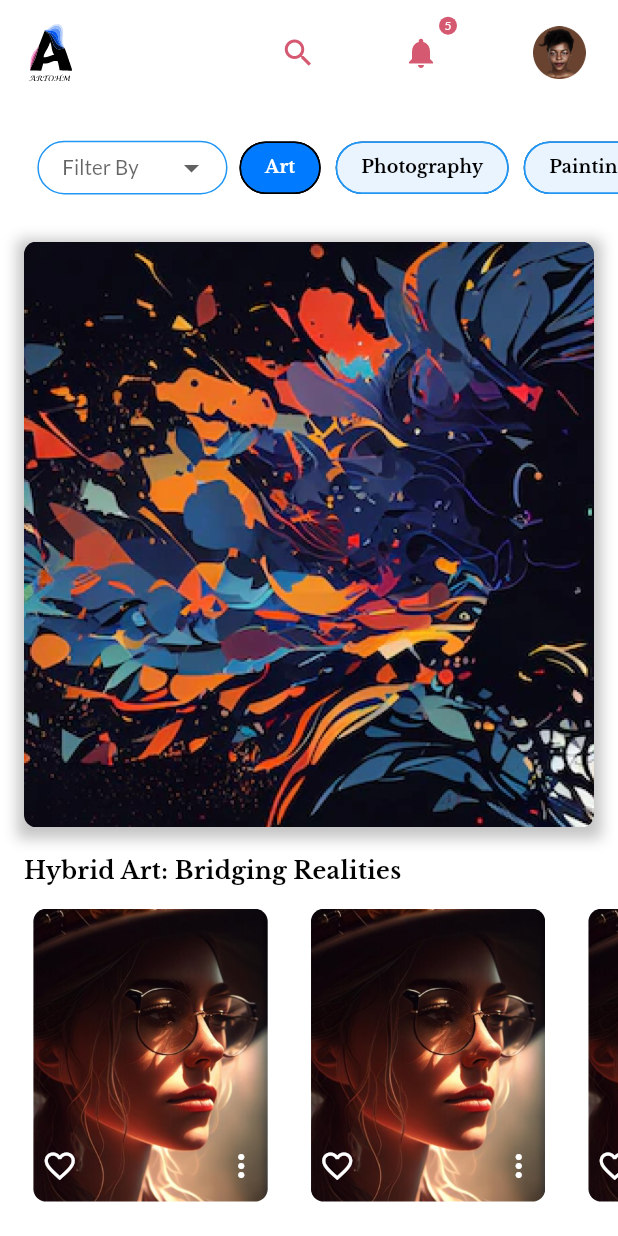
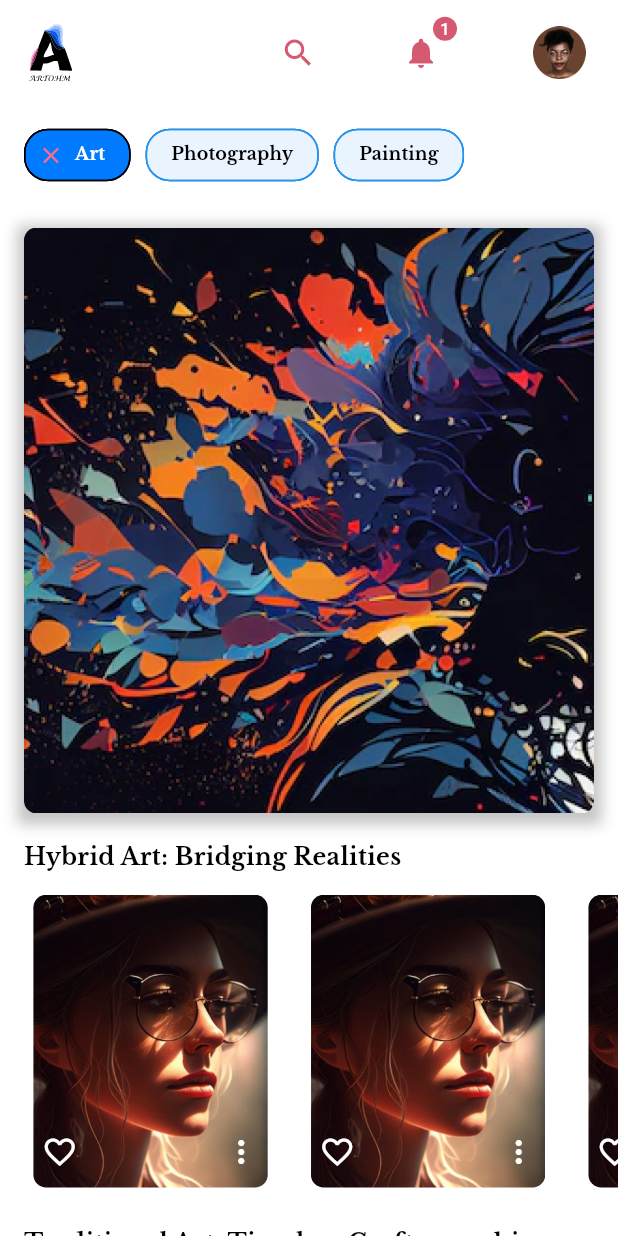
Before and after one commit to Fredrick-Karuri/Artohm, a Flutter app: the HomePage screen opened by its route, after a tap on "Art", on a phone screen of 412 x 824 dp. Run offline on Flutter 3.47's test engine with Material 3 defaults, Android fonts, the phone set to English and light mode, and no system bars; our stand-ins replace cached_network_image, connectivity_plus, flutter_dotenv, flutter_secure_storage, flutter_svg, get and 6 more; missing offline and left inert: flutter_email_sender, flutter_login_facebook; accounts and stored records are empty.

Commit message:
added filtering in home page, added a badge in notifications and added clear functionality in search

```diff
--- a/lib/presentation/art_community_screen/art_community_screen.dart
+++ b/lib/presentation/art_community_screen/art_community_screen.dart
@@ -16,10 +16,8 @@ class ArtCommunityScreen extends GetWidget<ArtCommunityController> {
   // removed keyword const
   ArtCommunityScreen({Key? key}) : super(key: key);
 
- // Create a ModalController
-ModalController modalController = ModalController();
-
-
+  // Create a ModalController
+  ModalController modalController = ModalController();
 
   @override
   Widget build(BuildContext context) {
@@ -72,7 +70,25 @@ ModalController modalController = ModalController();
           mainAxisSize: MainAxisSize.min,
           crossAxisAlignment: CrossAxisAlignment.start,
           children: [
-            Text("lbl_featured_artist".tr, style: theme.textTheme.titleMedium),
+            Row(
+              mainAxisAlignment: MainAxisAlignment.spaceBetween,
+              children: [
+                Text(
+                  "lbl_featured_artist".tr,
+                  style: theme.textTheme.titleMedium,
+                ),
+                CustomElevatedButton(
+                  height: 28.v,
+                  width: 109.h,
+                  text: "lbl_discover_more".tr,
+                  buttonTextStyle: CustomTextStyles.labelLargeRobotoWhiteA700,
+                  onTap: () {
+                    onTapDiscovermore();
+                  },
+                  alignment: Alignment.centerRight,
+                )
+              ],
+            ),
             Padding(
               padding: EdgeInsets.only(top: 17.v, right: 31.h),
               child: Row(
@@ -112,15 +128,6 @@ ModalController modalController = ModalController();
               ),
             ),
             SizedBox(height: 4.v),
-            CustomElevatedButton(
-                height: 28.v,
-                width: 109.h,
-                text: "lbl_discover_more".tr,
-                buttonTextStyle: CustomTextStyles.labelLargeRobotoWhiteA700,
-                onTap: () {
-                  onTapDiscovermore();
-                },
-                alignment: Alignment.centerRight)
           ],
         ),
       ),
--- a/lib/presentation/home_page/binding/home_page_binding.dart
+++ b/lib/presentation/home_page/binding/home_page_binding.dart
@@ -1,5 +1,5 @@
 import 'package:artohmapp/presentation/home_page/controller/home_controller.dart';
-import 'package:artohmapp/presentation/home_page/models/home_model.dart';
+import 'package:artohmapp/presentation/home_page/models/home_model_populated.dart';
 import 'package:get/get.dart';
 
 /// A binding class for the ForgotPasswordScreen.
--- a/lib/presentation/home_page/controller/home_controller.dart
+++ b/lib/presentation/home_page/controller/home_controller.dart
@@ -1,6 +1,6 @@
 import 'package:artohmapp/core/app_export.dart';
-import 'package:artohmapp/presentation/home_page/models/HomeChipFilterModel.dart';
 import 'package:artohmapp/presentation/home_page/models/home_model.dart';
+import 'package:artohmapp/presentation/home_page/models/home_model_populated.dart';
 import 'package:flutter/material.dart';
 
 /// A controller class for the HomePage.
@@ -13,6 +13,14 @@ class HomeController extends GetxController {
 
   Rx<HomeModel> homeModelObj;
   SelectionPopupModel? selectedDropDownValue;
+  Rx<List<HomeartcolItemModel>> allItems = Rx<List<HomeartcolItemModel>>([]);
+
+  @override
+  void onInit() {
+    super.onInit();
+
+    allItems.value = List.from(homeModelObj.value.homeartcolItemList.value);
+  }
 
   Rx<List<HomeChipFilterModel>> homeChipFilterList = Rx(
     [
@@ -62,6 +70,34 @@ class HomeController extends GetxController {
         item.isSelected.value = false;
       }
     }
+    filterItems();
+    update();
+  }
+
+  void filterItems() {
+    List<HomeartcolItemModel> filteredList = [];
+    List<HomeChipFilterModel> selectedChips = this.selectedChips;
+
+    for (var item in homeModelObj.value.homeartcolItemList.value) {
+      for (var chip in selectedChips) {
+        if (item.id!.value == chip.id.value) {
+          filteredList.add(item);
+          break;
+        }
+      }
+    }
+    homeModelObj.value.homeartcolItemList.value = filteredList;
+    update();
+  }
+
+  void clearFilter() {
+    for (var item in homeChipFilterList.value) {
+      item.isSelected.value = false;
+    }
+    // Restore all items when the filter is cleared
+    homeModelObj.value.homeartcolItemList.value = List.from(allItems.value);
+
+    // filterItems();
     update();
   }
 
--- a/lib/presentation/home_page/home_page.dart
+++ b/lib/presentation/home_page/home_page.dart
@@ -1,12 +1,13 @@
+import 'package:artohmapp/presentation/home_page/models/home_model.dart';
 import 'package:artohmapp/widgets/custom_drop_down.dart';
 import 'package:artohmapp/widgets/custom_search_view.dart';
 import '../../widgets/app_bar/custom_app_bar.dart';
 import '../home_page/widgets/homeartcol_item_widget.dart';
 import 'controller/home_controller.dart';
-import 'models/home_model.dart';
-import 'models/homeartcol_item_model.dart';
+import 'models/home_model_populated.dart';
 import 'package:artohmapp/core/app_export.dart';
 import 'package:flutter/material.dart';
+import 'package:artohmapp/widgets/custom_search_view.dart' as customSearch;
 
 import 'widgets/home_chip.dart';
 
@@ -48,10 +49,16 @@ class HomePage extends StatelessWidget {
                         size: 24,
                       ),
                       onPressed: () {
+                        customSearch.SearchController searchController =
+                            customSearch.SearchController();
+
                         Navigator.push(
                           context,
                           MaterialPageRoute(
-                            builder: (context) => CustomSearchView(),
+                            builder: (context) => CustomSearchView(
+                              controller:
+                                  searchController.textEditingController,
+                            ),
                           ),
                         );
                       },
@@ -60,7 +67,6 @@ class HomePage extends StatelessWidget {
                     Stack(
                       children: <Widget>[
                         IconButton(
-                          // padding: EdgeInsets.only(left: 32.h),
                           onPressed: () {
                             onTapImgNotification();
                           },
@@ -72,29 +78,10 @@ class HomePage extends StatelessWidget {
                         ),
                         Positioned(
                           right: 0,
-                          child: Container(
-                            padding: EdgeInsets.all(2),
-                            decoration: BoxDecoration(
-                              color: appTheme.red300,
-                              borderRadius: BorderRadius.circular(6),
-                            ),
-                            constraints: BoxConstraints(
-                              minWidth: 12,
-                              minHeight: 12,
-                            ),
-                            child: Text(
-                              '5',
-                              style: TextStyle(
-                                color: Colors.white,
-                                fontSize: 8,
-                                fontWeight: FontWeight.w400,
-                                height: 1,
-                                fontFamily: 'lato',
-                                decoration: TextDecoration.none,
-                                letterSpacing: 0.5,
-                              ),
-                              textAlign: TextAlign.center,
-                            ),
+                          child: Badge.count(
+                            backgroundColor: appTheme.red300,
+                            textColor: appTheme.whiteA700,
+                            count: 1,
                           ),
                         ),
                       ],
@@ -190,38 +177,63 @@ class HomePage extends StatelessWidget {
 
 homeFilters() {
   HomeController controller = Get.find();
-  return SingleChildScrollView(
+  return Padding(
+    padding: const EdgeInsets.only(left: 16, top: 8,),
+    child: Container(
+      height: 50.0, // Adjust this value as needed
+      child: Align(
+        alignment: Alignment.centerLeft,
+        child: ListView(
+          shrinkWrap: true,
+          physics: NeverScrollableScrollPhysics(),
           scrollDirection: Axis.horizontal,
-    padding: EdgeInsets.only(left: 16.h, top: 16.v),
-    child: IntrinsicWidth(
-      child: Row(
-        mainAxisAlignment: MainAxisAlignment.center,
           children: [
-          Flexible(
-            child: CustomDropDown(
-              borderDecoration: OutlineInputBorder(
-                  borderRadius: BorderRadius.circular(20),
-                  borderSide: BorderSide(
-                    color: Colors.blue,
-                    width: 1.0,
-                  )),
-              dropdownColor: appTheme.lightBlueA700,
-              width: 120.h,
-              hintText: "Filter By",
-              items: controller.homeModelObj.value.dropdownItemList.value,
-              onChanged: (value) {
-                controller.onSelected(value);
-              },
-            ),
-          ),
             for (var chip in controller.homeChipFilterList.value)
               HomeChip(chip: chip),
           ],
         ),
       ),
+    ),
   );
 }
 
+
+
+
+  // homeFilterss() {
+  //   HomeController controller = Get.find();
+  //   return SingleChildScrollView(
+  //     scrollDirection: Axis.horizontal,
+  //     padding: EdgeInsets.only(left: 16.h, top: 16.v),
+  //     child: IntrinsicWidth(
+  //       child: Row(
+  //         mainAxisAlignment: MainAxisAlignment.start,
+  //         children: [
+  //           Flexible(
+  //             child: CustomDropDown(
+  //               borderDecoration: OutlineInputBorder(
+  //                 borderRadius: BorderRadius.circular(20),
+  //                 borderSide: BorderSide(
+  //                   color: appTheme.lightBlueA700,
+  //                   width: 1.0,
+  //                 ),
+  //               ),
+  //               dropdownColor: appTheme.blue50,
+  //               width: 120.h,
+  //               hintText: "Filter By",
+  //               items: controller.homeModelObj.value.dropdownItemList.value,
+  //               onChanged: (value) {
+  //                 controller.onSelected(value);
+  //               },
+  //             ),
+  //           ),
+  //           for (var chip in controller.homeChipFilterList.value)
+  //             HomeChip(chip: chip),
+  //         ],
+  //       ),
+  //     ),
+  //   );
+  // }
 
   /// Navigates to the notificationsTabContainerScreen when the action is triggered.
 
--- a/lib/presentation/home_page/models/HomeChipFilterModel.dart
+++ /dev/null
@@ -1,16 +0,0 @@
-import '../../../core/app_export.dart';
-
-/// This class is used in the [home_model] screen.
-class HomeChipFilterModel {
-  Rx<String> label;
-  Rx<String> id;
-  Rx<bool> isSelected;
-
-  HomeChipFilterModel({
-    String? label,
-    String? id,
-    bool? isSelected,
-  })  : this.label = Rx<String>(label ?? ""),
-        this.id = Rx<String>(id ?? ""),
-        this.isSelected = Rx<bool>(isSelected ?? false);
-}
--- a/lib/presentation/home_page/models/home_model.dart
+++ b/lib/presentation/home_page/models/home_model.dart
@@ -1,113 +1,36 @@
-import 'package:artohmapp/presentation/home_page/models/HomeChipFilterModel.dart';
+import '../../../core/app_export.dart';
 
-import '../../../core/app_export.dart';
-import 'homeartcol_item_model.dart';
+/// This class is used in the [homeartcol_item_widget] screen.
+class HomeartcolItemModel {
+  HomeartcolItemModel({
+    this.aiArtPushingTex,
+    this.imagePaths,
+    this.id,
+  }) {
+    aiArtPushingTex = aiArtPushingTex ?? Rx("AI Art: Pushing Boundaries");
+    id = id ?? Rx("");
+    imagePaths = imagePaths ?? Rx<List<String>>([]);
+  }
 
-/// This class defines the variables used in the [home_page],
-/// and is typically used to hold data that is passed between different parts of the application.
-class HomeModel {
-  Rx<List<HomeartcolItemModel>> homeartcolItemList = Rx(
-    [
-      HomeartcolItemModel(
-        aiArtPushingTex: Rx('Hybrid Art: Bridging Realities'),
-        imagePaths: Rx(
-          [
-            ImageConstant.imgRectangle11200x1601,
-            ImageConstant.imgRectangle11200x1601,
-            ImageConstant.imgRectangle11200x1601,
-          ],
-        ),
-      ),
-      HomeartcolItemModel(
-        aiArtPushingTex: Rx('Traditional Art: Timeless Craftsmanship '),
-        imagePaths: Rx(
-          [
-            ImageConstant.imgRectangle11200x1602,
-            ImageConstant.imgRectangle11200x1602,
-            ImageConstant.imgRectangle11200x1602,
-          ],
-        ),
-      ),
-      HomeartcolItemModel(
-        aiArtPushingTex: Rx('From Artists you follow '),
-        imagePaths: Rx(
-          [
-            ImageConstant.imgRectangle11200x1603,
-            ImageConstant.imgRectangle11200x1603,
-            ImageConstant.imgRectangle11200x1603,
-          ],
-        ),
-      ),
-      HomeartcolItemModel(
-        aiArtPushingTex: Rx('Abstract art '),
-        imagePaths: Rx(
-          [
-            ImageConstant.imgRectangle11200x1604,
-            ImageConstant.imgRectangle11200x1604,
-            ImageConstant.imgRectangle11200x1604,
-          ],
-        ),
-      ),
-      HomeartcolItemModel(
-        aiArtPushingTex: Rx('African art '),
-        imagePaths: Rx(
-          [
-            ImageConstant.imgRectangle11200x1605,
-            ImageConstant.imgRectangle11200x1605,
-            ImageConstant.imgRectangle11200x1605,
-          ],
-        ),
-      ),
-      HomeartcolItemModel(
-        aiArtPushingTex: Rx('Pop art'),
-        imagePaths: Rx(
-          [
-            ImageConstant.imgRectangle11200x1606,
-            ImageConstant.imgRectangle11200x1606,
-            ImageConstant.imgRectangle11200x1606,
-          ],
-        ),
-      ),
-    ],
-  );
-  Rx<List<SelectionPopupModel>> dropdownItemList = Rx(
-    [
-      SelectionPopupModel(
-        id: 1,
-        title: "Genre",
-        isSelected: true,
-      ),
-      SelectionPopupModel(
-        id: 2,
-        title: "Theme",
-      ),
-      SelectionPopupModel(
-        id: 3,
-        title: "Art Style",
-      )
-    ],
-  );
-  Rx<List<HomeChipFilterModel>> homeChipFilterList = Rx(
-    [
-      HomeChipFilterModel(
-        label: 'Art',
-        id: 'art',
-        isSelected: false,
-      ),
-      HomeChipFilterModel(
-        label: 'Photography',
-        id: 'pho',
-        isSelected: false,
-      ),
-      HomeChipFilterModel(
-        label: 'Painting',
-        id: 'ptg',
-        isSelected: false,
-      )
-    ],
-  );
+  Rx<String>? aiArtPushingTex;
+
+  Rx<String>? id;
+  Rx<List<String>>? imagePaths;
+
 }
 
-class AnArtworkModel {
-  RxBool isFavorited = false.obs;
+
+/// This class is used in the [home_model] screen.
+class HomeChipFilterModel {
+  Rx<String> label;
+  Rx<String> id;
+  Rx<bool> isSelected;
+
+  HomeChipFilterModel({
+    String? label,
+    String? id,
+    bool? isSelected,
+  })  : this.label = Rx<String>(label ?? ""),
+        this.id = Rx<String>(id ?? ""),
+        this.isSelected = Rx<bool>(isSelected ?? false);
 }
--- /dev/null
+++ b/lib/presentation/home_page/models/home_model_populated.dart
@@ -0,0 +1,118 @@
+import 'package:artohmapp/presentation/home_page/models/home_model.dart';
+
+import '../../../core/app_export.dart';
+
+/// This class defines the variables used in the [home_page],
+/// and is typically used to hold data that is passed between different parts of the application.
+class HomeModel {
+  Rx<List<HomeartcolItemModel>> homeartcolItemList = Rx(
+    [
+      HomeartcolItemModel(
+        id: Rx('art'),
+        aiArtPushingTex: Rx('Hybrid Art: Bridging Realities'),
+        imagePaths: Rx(
+          [
+            ImageConstant.imgRectangle11200x1601,
+            ImageConstant.imgRectangle11200x1601,
+            ImageConstant.imgRectangle11200x1601,
+          ],
+        ),
+      ),
+      HomeartcolItemModel(
+        id: Rx('art'),
+        aiArtPushingTex: Rx('Traditional Art: Timeless Craftsmanship '),
+        imagePaths: Rx(
+          [
+            ImageConstant.imgRectangle11200x1602,
+            ImageConstant.imgRectangle11200x1602,
+            ImageConstant.imgRectangle11200x1602,
+          ],
+        ),
+      ),
+      HomeartcolItemModel(
+        id: Rx('ptg'),
+        aiArtPushingTex: Rx('From Artists you follow '),
+        imagePaths: Rx(
+          [
+            ImageConstant.imgRectangle11200x1603,
+            ImageConstant.imgRectangle11200x1603,
+            ImageConstant.imgRectangle11200x1603,
+          ],
+        ),
+      ),
+      HomeartcolItemModel(
+        id: Rx('pho'),
+        aiArtPushingTex: Rx('Abstract art '),
+        imagePaths: Rx(
+          [
+            ImageConstant.imgRectangle11200x1604,
+            ImageConstant.imgRectangle11200x1604,
+            ImageConstant.imgRectangle11200x1604,
+          ],
+        ),
+      ),
+      HomeartcolItemModel(
+        id: Rx('pho'),
+        aiArtPushingTex: Rx('African art '),
+        imagePaths: Rx(
+          [
+            ImageConstant.imgRectangle11200x1605,
+            ImageConstant.imgRectangle11200x1605,
+            ImageConstant.imgRectangle11200x1605,
+          ],
+        ),
+      ),
+      HomeartcolItemModel(
+        id: Rx('art'),
+        aiArtPushingTex: Rx('Pop art'),
+        imagePaths: Rx(
+          [
+            ImageConstant.imgRectangle11200x1606,
+            ImageConstant.imgRectangle11200x1606,
+            ImageConstant.imgRectangle11200x1606,
+          ],
+        ),
+      ),
+    ],
+  );
+  Rx<List<SelectionPopupModel>> dropdownItemList = Rx(
+    [
+      SelectionPopupModel(
+        id: 1,
+        title: "Genre",
+        isSelected: true,
+      ),
+      SelectionPopupModel(
+        id: 2,
+        title: "Theme",
+      ),
+      SelectionPopupModel(
+        id: 3,
+        title: "Art Style",
+      )
+    ],
+  );
+  Rx<List<HomeChipFilterModel>> homeChipFilterList = Rx(
+    [
+      HomeChipFilterModel(
+        label: 'Art',
+        id: 'art',
+        isSelected: false,
+      ),
+      HomeChipFilterModel(
+        label: 'Photography',
+        id: 'pho',
+        isSelected: false,
+      ),
+      HomeChipFilterModel(
+        label: 'Painting',
+        id: 'ptg',
+        isSelected: false,
+      )
+    ],
+  );
+}
+
+class AnArtworkModel {
+  RxBool isFavorited = false.obs;
+}
--- a/lib/presentation/home_page/models/homeartcol_item_model.dart
+++ /dev/null
@@ -1,20 +0,0 @@
-import '../../../core/app_export.dart';
-
-/// This class is used in the [homeartcol_item_widget] screen.
-class HomeartcolItemModel {
-  HomeartcolItemModel({
-    this.aiArtPushingTex,
-    this.imagePaths,
-    this.id,
-  }) {
-    aiArtPushingTex = aiArtPushingTex ?? Rx("AI Art: Pushing Boundaries");
-    id = id ?? Rx("");
-    imagePaths = imagePaths ?? Rx<List<String>>([]);
-  }
-
-  Rx<String>? aiArtPushingTex;
-
-  Rx<String>? id;
-  Rx<List<String>>? imagePaths;
-
-}
--- a/lib/presentation/home_page/widgets/home_artwork_card.dart
+++ b/lib/presentation/home_page/widgets/home_artwork_card.dart
@@ -1,6 +1,6 @@
 import 'package:artohmapp/core/app_export.dart';
 import 'package:artohmapp/presentation/home_page/controller/home_controller.dart';
-import 'package:artohmapp/presentation/home_page/models/home_model.dart';
+import 'package:artohmapp/presentation/home_page/models/home_model_populated.dart';
 import 'package:artohmapp/presentation/modal_screen/artwork_card_modal.dart';
 import 'package:flutter/material.dart';
 
--- a/lib/presentation/home_page/widgets/home_chip.dart
+++ b/lib/presentation/home_page/widgets/home_chip.dart
@@ -1,5 +1,5 @@
 import 'package:artohmapp/presentation/home_page/controller/home_controller.dart';
-import 'package:artohmapp/presentation/home_page/models/HomeChipFilterModel.dart';
+import 'package:artohmapp/presentation/home_page/models/home_model.dart';
 import 'package:flutter/material.dart';
 import 'package:get/get.dart';
 import '../../../theme/theme_helper.dart';
@@ -19,10 +19,18 @@ class HomeChip extends StatelessWidget {
       () => Padding(
         padding: const EdgeInsets.only(right: 10),
         child: GestureDetector(
-          onTap: () => controller.toggleChipSelection(chip.id.value),
+          // onTap: () => controller.toggleChipSelection(chip.id.value),
+          onTap: () {
+            if (chip.isSelected.value) {
+              // Clear the filter if the chip is selected
+              controller.clearFilter();
+            } else {
+              controller.toggleChipSelection(chip.id.value);
+            }
+          },
           child: Chip(
             shape: RoundedRectangleBorder(
-              borderRadius: BorderRadius.circular(20),
+              borderRadius: BorderRadius.circular(16),
               side: BorderSide(
                 color: chip.isSelected.value ? Colors.black : Colors.blue,
                 width: 1.0,
@@ -31,6 +39,16 @@ class HomeChip extends StatelessWidget {
             label: Text(
               chip.label.value,
             ),
+            avatar: chip.isSelected.value
+                ? GestureDetector(
+                    onTap: () {
+                      controller.clearFilter();
+                    },
+                    child: Icon(
+                      Icons.close,
+                    ),
+                  )
+                : null,
             backgroundColor: chip.isSelected.value
                 ? appTheme.lightBlueA700
                 : appTheme.blue50,
--- a/lib/presentation/home_page/widgets/homeartcol_item_widget.dart
+++ b/lib/presentation/home_page/widgets/homeartcol_item_widget.dart
@@ -1,8 +1,8 @@
 import 'package:artohmapp/presentation/home_page/models/home_model.dart';
+import 'package:artohmapp/presentation/home_page/models/home_model_populated.dart';
 import 'package:artohmapp/presentation/home_page/widgets/home_artwork_card.dart';
 
 import '../controller/home_controller.dart';
-import '../models/homeartcol_item_model.dart';
 import 'package:artohmapp/core/app_export.dart';
 import 'package:flutter/material.dart';
 
--- a/lib/widgets/custom_search_view.dart
+++ b/lib/widgets/custom_search_view.dart
@@ -16,7 +16,7 @@ class CustomSearchView extends StatelessWidget {
     this.alignment,
     this.width,
     this.margin,
-    this.controller,
+    required this.controller,
     this.focusNode,
     this.autofocus = true,
     this.textStyle,
@@ -33,7 +33,6 @@ class CustomSearchView extends StatelessWidget {
     this.fillColor,
     this.filled = false,
     this.validator,
-    this.contr
   }) : super(
           key: key,
         );
@@ -44,7 +43,8 @@ class CustomSearchView extends StatelessWidget {
 
   final EdgeInsetsGeometry? margin;
 
-  final TextEditingController? controller;
+
+  final TextEditingController controller;
 
   final FocusNode? focusNode;
 
@@ -78,7 +78,6 @@ class CustomSearchView extends StatelessWidget {
 
   final FormFieldValidator<String>? validator;
 
-  final SearchController? contr;
 
   @override
   Widget build(BuildContext context) {
@@ -146,7 +145,7 @@ class CustomSearchView extends StatelessWidget {
               child: IconButton(
 
                 onPressed: (){
-                  contr?.clearText();
+                  controller.clear();
                 },
                 // onPressed: () {
                 //   if (controller != null) {
```
Also changed, not shown: 1 other file. Lines whose indentation alone changed are shown as unchanged.
